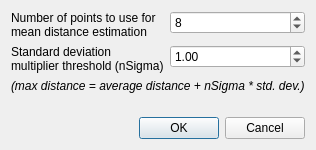
Before: the Qt Designer form qCC/ui_templates/sorFilterDlg.ui in CloudCompare/CloudCompare, drawn with Qt 5.
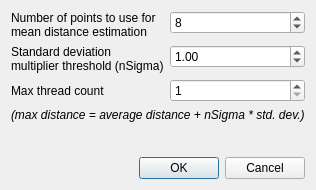
After: the same form once the commit is applied.

Commit message: Option to set the maximum number of threads for the SOR and Noise filters

Patch:
```diff
--- a/qCC/ui_templates/sorFilterDlg.ui
+++ b/qCC/ui_templates/sorFilterDlg.ui
@@ -6,8 +6,8 @@
    <rect>
     <x>0</x>
     <y>0</y>
-    <width>300</width>
-    <height>150</height>
+    <width>310</width>
+    <height>190</height>
    </rect>
   </property>
   <property name="windowTitle">
@@ -61,6 +61,23 @@
        </property>
       </widget>
      </item>
+     <item row="2" column="0">
+      <widget class="QLabel" name="label_3">
+       <property name="text">
+        <string>Max thread count</string>
+       </property>
+      </widget>
+     </item>
+     <item row="2" column="1">
+      <widget class="QSpinBox" name="maxThreadCountSpinBox">
+       <property name="minimum">
+        <number>1</number>
+       </property>
+       <property name="maximum">
+        <number>256</number>
+       </property>
+      </widget>
+     </item>
     </layout>
    </item>
    <item>
```
Left out of the diff: 6 changed lines with no effect on the pictures. The commit also changes 6 other files.
